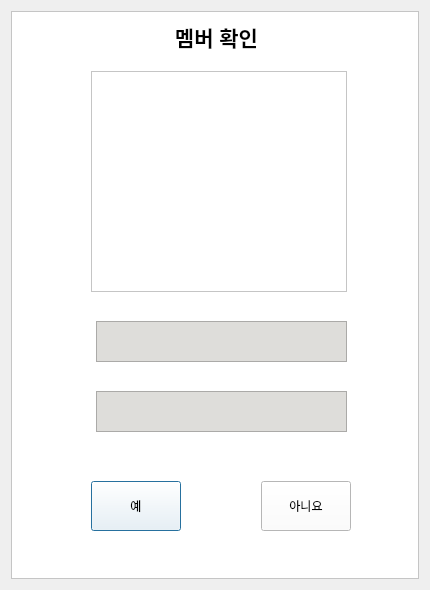
The window that ui/check_login.ui (pJunghan/RobotArm) describes before a commit, drawn with Qt 5.
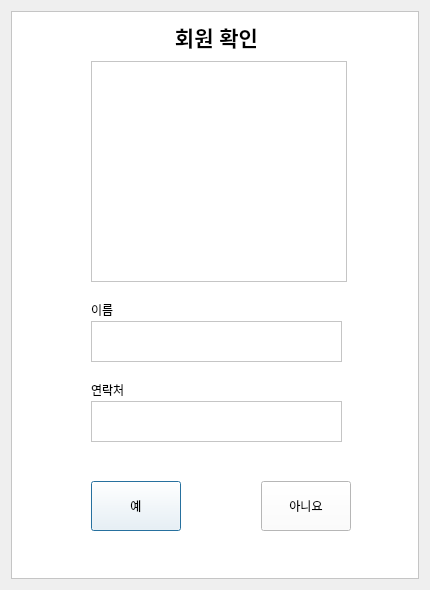
The same window after the commit.

The edit to the form file:
```diff
--- a/ui/check_login.ui
+++ b/ui/check_login.ui
@@ -47,14 +47,14 @@
        <string notr="true"/>
       </property>
       <property name="text">
-       <string>&lt;html&gt;&lt;head/&gt;&lt;body&gt;&lt;p align=&quot;center&quot;&gt;&lt;span style=&quot; font-size:16pt; font-weight:600;&quot;&gt;멤버 확인&lt;/span&gt;&lt;/p&gt;&lt;/body&gt;&lt;/html&gt;</string>
+       <string>&lt;html&gt;&lt;head/&gt;&lt;body&gt;&lt;p align=&quot;center&quot;&gt;&lt;span style=&quot; font-size:16pt; font-weight:600;&quot;&gt;회원 확인&lt;/span&gt;&lt;/p&gt;&lt;/body&gt;&lt;/html&gt;</string>
       </property>
      </widget>
      <widget class="QGraphicsView" name="user_photo">
       <property name="geometry">
        <rect>
         <x>80</x>
-        <y>60</y>
+        <y>50</y>
         <width>256</width>
         <height>221</height>
        </rect>
@@ -66,14 +66,14 @@
      <widget class="QTextBrowser" name="Name">
       <property name="geometry">
        <rect>
-        <x>85</x>
+        <x>80</x>
         <y>310</y>
         <width>251</width>
         <height>41</height>
        </rect>
       </property>
       <property name="styleSheet">
-       <string notr="true">background-color: rgb(222, 221, 218);</string>
+       <string notr="true"/>
       </property>
       <property name="html">
        <string>&lt;!DOCTYPE HTML PUBLIC &quot;-//W3C//DTD HTML 4.0//EN&quot; &quot;http://www.w3.org/TR/REC-html40/strict.dtd&quot;&gt;
@@ -86,14 +86,14 @@
      <widget class="QTextBrowser" name="Birth">
       <property name="geometry">
        <rect>
-        <x>85</x>
-        <y>380</y>
+        <x>80</x>
+        <y>390</y>
         <width>251</width>
         <height>41</height>
        </rect>
       </property>
       <property name="styleSheet">
-       <string notr="true">background-color: rgb(222, 221, 218);</string>
+       <string notr="true"/>
       </property>
       <property name="html">
        <string>&lt;!DOCTYPE HTML PUBLIC &quot;-//W3C//DTD HTML 4.0//EN&quot; &quot;http://www.w3.org/TR/REC-html40/strict.dtd&quot;&gt;
@@ -132,6 +132,32 @@
        <string>아니요</string>
       </property>
      </widget>
+     <widget class="QLabel" name="label_2">
+      <property name="geometry">
+       <rect>
+        <x>80</x>
+        <y>290</y>
+        <width>67</width>
+        <height>17</height>
+       </rect>
+      </property>
+      <property name="text">
+       <string>이름</string>
+      </property>
+     </widget>
+     <widget class="QLabel" name="label_3">
+      <property name="geometry">
+       <rect>
+        <x>80</x>
+        <y>370</y>
+        <width>67</width>
+        <height>17</height>
+       </rect>
+      </property>
+      <property name="text">
+       <string>연락처</string>
+      </property>
+     </widget>
     </widget>
    </item>
   </layout>
```
